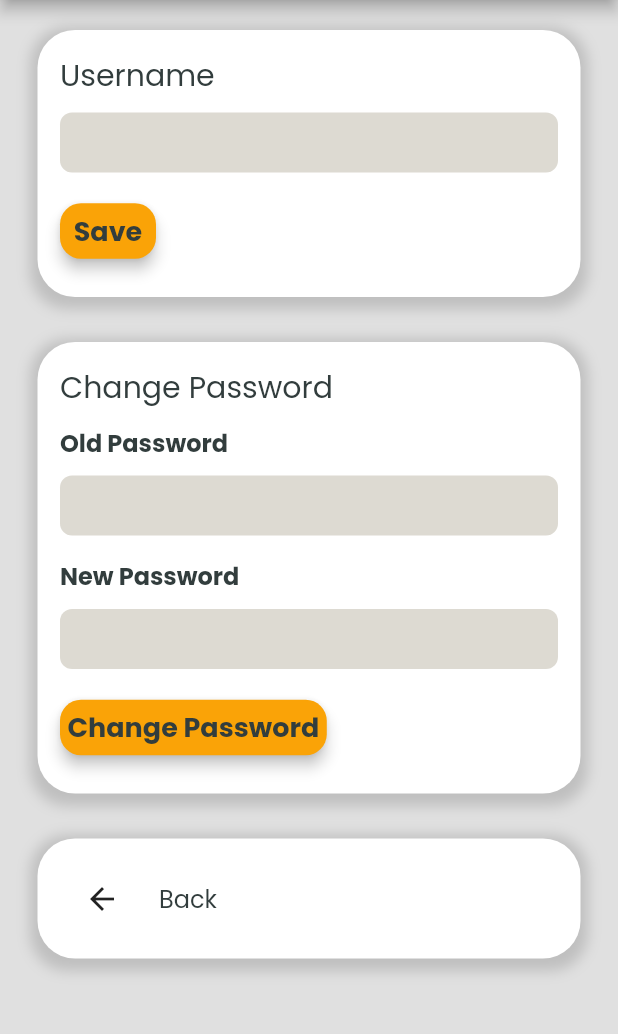
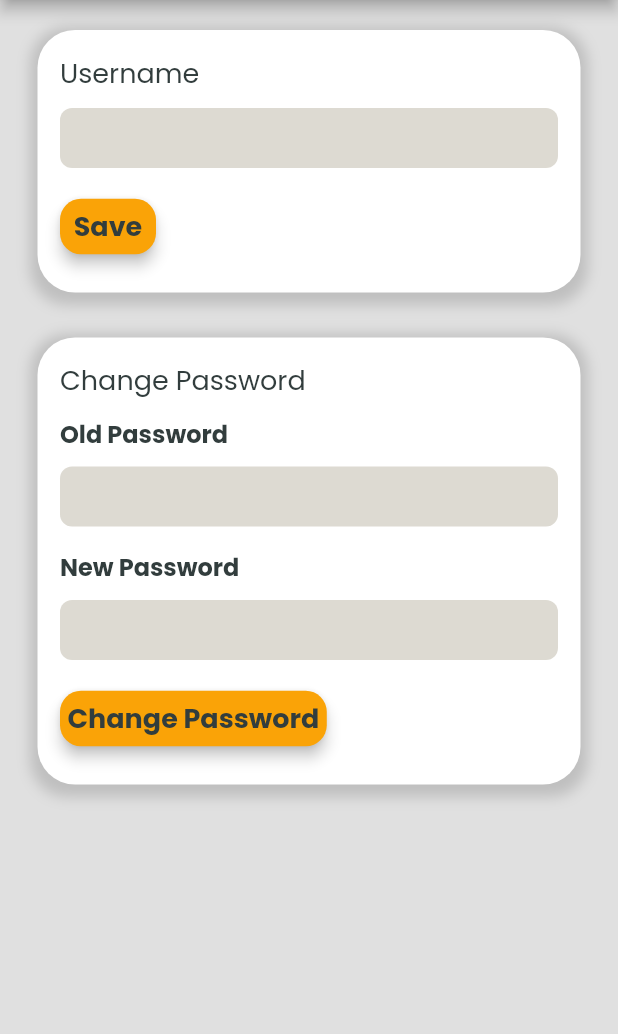
Before and after one commit to clarence00/letmecook, a Flutter app: the ProfilePage screen opened directly, after a tap on the "settings" icon, on a phone screen of 412 x 824 dp, the part 84-1118 px from its top. Run offline on Flutter 3.47's test engine with Material 2 defaults, Android fonts, the phone set to English and light mode, and no system bars; our stand-ins replace cloud_firestore, firebase_auth, firebase_core, flutter_animate, flutter_svg, google_fonts and 1 more; accounts and stored records are empty; network calls fail.

Commit message:
Adjusted font size and removed temp back button

```diff
--- a/lib/pages/login_page.dart
+++ b/lib/pages/login_page.dart
@@ -203,7 +203,7 @@ class _LogInPageState extends State<LogInPage> {
                             alignment: Alignment.centerLeft,
                             child: StyledText(
                                 text: errorMessage == '' ? '' : '$errorMessage',
-                                size: 14,
+                                size: 16,
                                 color: Colors.red),
                           ),
                         ],
@@ -214,7 +214,7 @@ class _LogInPageState extends State<LogInPage> {
                             alignment: Alignment.center,
                             child: StyledButton(
                                 text: isLogin ? 'Log In' : 'Sign Up',
-                                buttonStyle: 'primary',
+                                buttonStyle: 'login',
                                 onPressed: isLogin
                                     ? signInWithEmailAndPassword
                                     : createUserWithEmailAndPassword),
--- a/lib/pages/profile_page.dart
+++ b/lib/pages/profile_page.dart
@@ -127,7 +127,7 @@ class _ProfilePageState extends State<ProfilePage> {
                               padding: const EdgeInsets.all(10),
                               child: StyledText(
                                 text: username,
-                                size: 20,
+                                size: 18,
                               ),
                             ),
                           ),
@@ -176,7 +176,7 @@ class _ProfilePageState extends State<ProfilePage> {
                           padding: const EdgeInsets.all(10),
                           child: const StyledText(
                             text: 'Log out',
-                            size: 20,
+                            size: 18,
                           ),
                         ),
                       ),
--- a/lib/pages/settings_page.dart
+++ b/lib/pages/settings_page.dart
@@ -151,7 +151,7 @@ class _SettingsPageState extends State<SettingsPage> {
                         padding: const EdgeInsets.only(top: 10),
                         child: const StyledText(
                           text: 'Username',
-                          size: 20,
+                          size: 18,
                         ),
                       ),
                       Container(
@@ -171,11 +171,13 @@ class _SettingsPageState extends State<SettingsPage> {
                       usernameError
                           ? const StyledText(
                               text: 'Username is already taken!',
+                              size: 16,
                               color: Colors.red,
                             )
                           : usernameSuccess
                               ? const StyledText(
                                   text: 'Username changed!',
+                                  size: 16,
                                   color: Colors.green,
                                 )
                               : const SizedBox(height: 0),
@@ -218,11 +220,12 @@ class _SettingsPageState extends State<SettingsPage> {
                         padding: const EdgeInsets.symmetric(vertical: 10),
                         child: const StyledText(
                           text: 'Change Password',
-                          size: 20,
+                          size: 18,
                         ),
                       ),
                       const StyledText(
                         text: 'Old Password',
+                        size: 16,
                         weight: FontWeight.bold,
                       ),
                       Container(
@@ -240,6 +243,7 @@ class _SettingsPageState extends State<SettingsPage> {
                       ),
                       const StyledText(
                         text: 'New Password',
+                        size: 16,
                         weight: FontWeight.bold,
                       ),
                       Container(
@@ -258,11 +262,13 @@ class _SettingsPageState extends State<SettingsPage> {
                       passwordError
                           ? StyledText(
                               text: errorMessage,
+                              size: 16,
                               color: Colors.red,
                             )
                           : passwordSuccess
                               ? const StyledText(
                                   text: 'Password changed!',
+                                  size: 16,
                                   color: Colors.green,
                                 )
                               : const SizedBox(height: 0),
@@ -280,46 +286,6 @@ class _SettingsPageState extends State<SettingsPage> {
                   ),
                 ),
               ),
-              Padding(
-                padding: const EdgeInsets.only(top: 10, left: 25, right: 25),
-                child: Container(
-                  decoration: BoxDecoration(
-                    color: Colors.white,
-                    borderRadius: BorderRadius.circular(25),
-                    boxShadow: [
-                      BoxShadow(
-                        color: Colors.grey.withOpacity(0.5),
-                        spreadRadius: 5,
-                        blurRadius: 7,
-                        offset: Offset(0, 3),
-                      )
-                    ],
-                  ),
-                  margin: const EdgeInsets.symmetric(vertical: 10),
-                  padding: const EdgeInsets.symmetric(horizontal: 15),
-                  child: Row(
-                    children: [
-                      Container(
-                        decoration: const BoxDecoration(shape: BoxShape.circle),
-                        padding: const EdgeInsets.all(4),
-                        margin: const EdgeInsets.symmetric(vertical: 12),
-                        child: IconButton(
-                          onPressed: toWidgetTree,
-                          icon: const Icon(Icons.arrow_back),
-                        ),
-                      ),
-                      Expanded(
-                        child: Container(
-                          padding: const EdgeInsets.all(10),
-                          child: const StyledText(
-                            text: 'Back',
-                          ),
-                        ),
-                      ),
-                    ],
-                  ),
-                ),
-              ),
             ],
           ),
         ),
```
